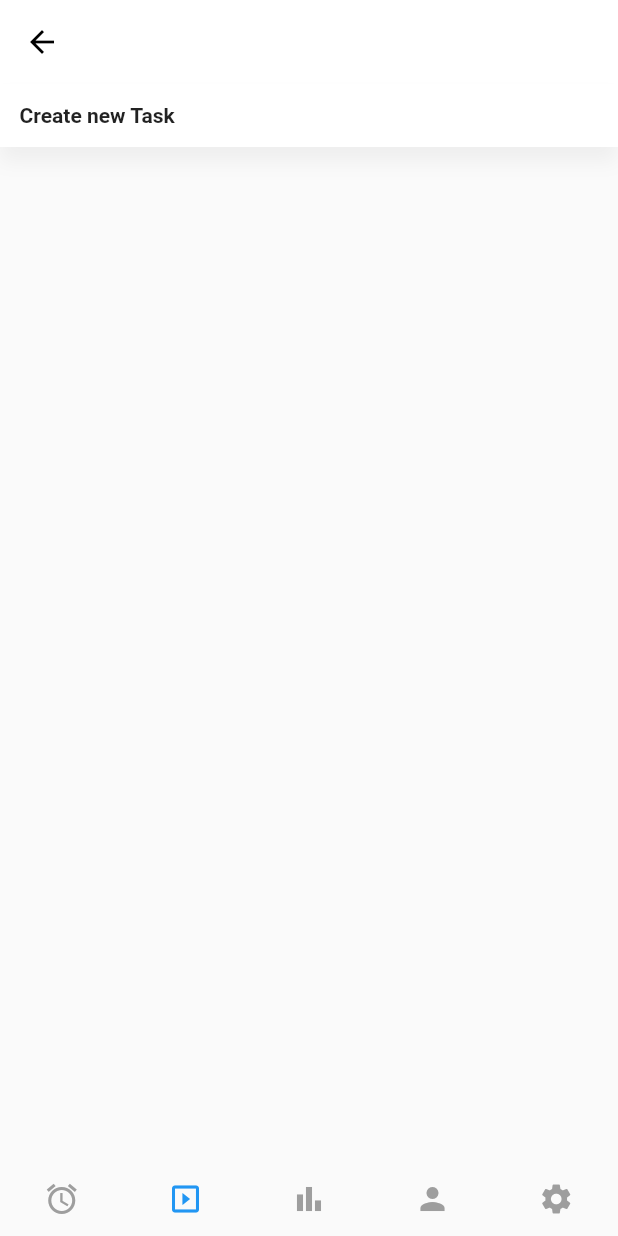
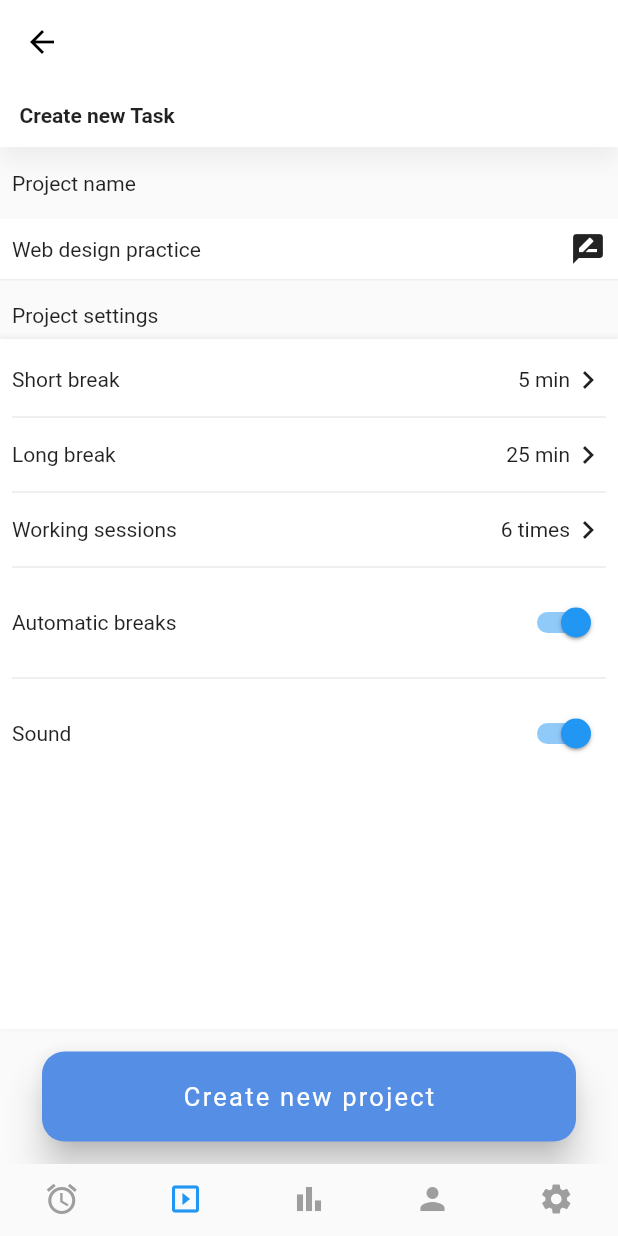
Before and after one commit to enaannan/PomoTimer, a Flutter app: the MainScreen screen opened directly, item 2 of the bottom bar chosen, on a phone screen of 412 x 824 dp. Run offline on Flutter 3.47's test engine with Material 2 defaults, Android fonts, the phone set to English and light mode, and no system bars; our stand-ins replace charts_flutter, google_fonts, introduction_screen, step_progress_indicator; Roboto replaces fonts that are missing (Ubuntu); project files that could hold a hidden picture were left out.

Commit message:
finished tasks screen

```diff
--- a/lib/Screens/HomePage.dart
+++ b/lib/Screens/HomePage.dart
@@ -1,7 +1,7 @@
 import 'package:flutter/material.dart';
 import 'LoginScreen.dart';
 import 'RegisterScreen.dart';
-import 'package:pomotimer/UIComponents/RegisterCard.dart';
+import 'package:pomotimer/UIComponents/BlueCard.dart';
 
 class HomePage extends StatelessWidget {
   @override
@@ -14,14 +14,14 @@ class HomePage extends StatelessWidget {
           Container(
               margin: EdgeInsets.symmetric(vertical: 25.0),
               child: Image(image: AssetImage("assets/images/Pomotimer.png"))),
-          RegisterCard(
+          BlueCard(
             textName: "Register",
             nextScreen: RegisterScreen(),
           ),
           SizedBox(
             height: 15.0,
           ),
-          RegisterCard(
+          BlueCard(
             textName: "Login",
             nextScreen: LoginScreen(),
           )
--- a/lib/Screens/NewTaskScreen.dart
+++ b/lib/Screens/NewTaskScreen.dart
@@ -1,6 +1,6 @@
 import 'package:flutter/material.dart';
 import 'package:google_fonts/google_fonts.dart';
-
+import 'package:pomotimer/UIComponents/BlueCard.dart';
 
 class NewTaskScreen extends StatelessWidget {
   const NewTaskScreen({
@@ -16,27 +16,191 @@ class NewTaskScreen extends StatelessWidget {
           Padding(
             padding: const EdgeInsets.only(bottom: 8.0),
             child: Container(
-
               width: double.infinity,
-                decoration: BoxDecoration(
-                  color: Colors.white,
-                  boxShadow: <BoxShadow>[
-
+              decoration:
+                  BoxDecoration(color: Colors.white, boxShadow: <BoxShadow>[
                 BoxShadow(
-                    color: Colors.grey[200]
-                    ,spreadRadius: 0.01,
-                    blurRadius: 10
-                    ,offset: Offset(0, 10))
+                    color: Colors.grey[200],
+                    spreadRadius: 0.01,
+                    blurRadius: 10,
+                    offset: Offset(0, 10))
               ]),
               child: Padding(
                 padding: const EdgeInsets.all(13.0),
                 child: Text("Create new Task",
                     //TODO:fix all font families used in the app to load locally
                     style: GoogleFonts.ubuntu(fontWeight: FontWeight.bold)),
-                )),
+              ),
+            ),
+          ),
+          Container(
+            width: double.infinity,
+            child: Padding(
+              padding: const EdgeInsets.all(8.0),
+              child: Text("Project name"),
+            ),
+          ),
+          Padding(
+            padding: const EdgeInsets.symmetric(vertical: 8.0),
+            child: Container(
+              decoration: BoxDecoration(
+                color: Colors.white,
+                boxShadow: <BoxShadow>[
+                  BoxShadow(color: Colors.grey[200], offset: Offset(0, 1))
+                ],
+              ),
+              child: Container(
+                margin: EdgeInsets.symmetric(vertical: 8, horizontal: 8),
+                child: Row(
+                  mainAxisAlignment: MainAxisAlignment.spaceBetween,
+                  children: [
+                    Text("Web design practice"),
+                    Icon(Icons.rate_review)
+                  ],
+                ),
+              ),
+            ),
+          ),
+          Container(
+            width: double.infinity,
+            child: Padding(
+              padding: const EdgeInsets.all(8.0),
+              child: Text("Project settings"),
+            ),
+          ),
+          Expanded(
+            child: SettingsCard(
+              child: ListView(
+                children: [
+                  ListTile(
+                    children: [
+                      Text("Short break"),
+                      Row(
+                        children: [
+                          Text("5 min"),
+                          Icon(Icons.keyboard_arrow_right)
+                        ],
+                      ),
+                    ],
+                  ),
+                  Divider(),
+                  ListTile(
+                    children: [
+                      Text("Long break"),
+                      Row(
+                        children: [
+                          Text("25 min"),
+                          Icon(Icons.keyboard_arrow_right)
+                        ],
                       )
+                    ],
+                  ),
+                  Divider(),
+                  ListTile(
+                    children: [
+                      Text("Working sessions"),
+                      Row(
+                        children: [
+                          Text("6 times"),
+                          Icon(Icons.keyboard_arrow_right)
+                        ],
+                      )
+                    ],
+                  ),
+                  Divider(),
+                  ListTile(
+                    children: [
+                      Text("Automatic breaks"),
+                      Switch(
+                        value: true,
+                        onChanged: (bool value) {
+                          print('toggled!!!!');
+                        },
+                      )
+                    ],
+                  ),
+                  Divider(),
+                  ListTile(
+                    children: [
+                      Text("Sound"),
+                      Switch(
+                          value: true,
+                          onChanged: (bool value) {
+                            print('toggled!!!!');
+                          }),
+                    ],
+                  )
+                ],
+              ),
+            ),
+          ),
+          Container(
+            width: double.infinity,
+            child: Padding(
+              padding:
+                  const EdgeInsets.symmetric(horizontal: 8.0, vertical: 15),
+              child: BlueCard(
+                textName: "Create new project",
+                action: () {
+                  print("Project created");
+                  Scaffold.of(context).showSnackBar(
+                    SnackBar(
+                      duration: Duration(milliseconds: 500),
+                      content: Text("Project created"),
+                    ),
+                  );
+                },
+              ),
+            ),
+          ),
         ],
       ),
     );
   }
 }
+
+class ListTile extends StatelessWidget {
+  const ListTile({
+    Key key,
+    @required this.children,
+  }) : super(key: key);
+
+  final List<Widget> children;
+  @override
+  Widget build(BuildContext context) {
+    return Container(
+        margin: EdgeInsets.symmetric(vertical: 5),
+        child: Row(
+          mainAxisAlignment: MainAxisAlignment.spaceBetween,
+          children: children,
+        ));
+  }
+}
+
+class SettingsCard extends StatelessWidget {
+  const SettingsCard({
+    Key key,
+    this.child,
+  }) : super(key: key);
+
+  final Widget child;
+  @override
+  Widget build(BuildContext context) {
+    return Container(
+      width: double.infinity,
+      decoration: BoxDecoration(
+        color: Colors.white,
+        boxShadow: <BoxShadow>[
+          BoxShadow(
+              color: Colors.grey[200],
+              spreadRadius: 1,
+              blurRadius: 2,
+              offset: Offset(0, -1))
+        ],
+      ),
+      child: Padding(
+          padding: const EdgeInsets.symmetric(vertical: 10.0, horizontal: 8.0),
+          child: child),
+    );
+  }
+}
--- a/lib/Screens/OnBoardingPage.dart
+++ b/lib/Screens/OnBoardingPage.dart
@@ -3,7 +3,7 @@ import 'package:flutter/material.dart';
 import 'package:introduction_screen/introduction_screen.dart';
 import 'package:pomotimer/Screens/MainScreen.dart';
 import 'package:pomotimer/Screens/RegisterScreen.dart';
-import 'package:pomotimer/UIComponents/RegisterCard.dart';
+import 'package:pomotimer/UIComponents/BlueCard.dart';
 import 'package:google_fonts/google_fonts.dart';
 
 class OnBoardingPage extends StatefulWidget {
@@ -92,7 +92,25 @@ class _OnBoardingPageState extends State<OnBoardingPage> {
                     ),
                   ),
                 ),
-                RegisterCard(textName: "Login", nextScreen: MainScreen()),
+                BlueCard(textName: "Login",action:
+
+
+                 () => Navigator.push(
+          context,
+          PageRouteBuilder(
+            pageBuilder: (context, animation, secondaryAnimation) {
+              // return here(animation);fix from here
+              return MainScreen();
+            },
+            transitionDuration: Duration(seconds: 1),
+          ))
+
+
+
+
+
+
+                ),
                 Padding(
                   padding: const EdgeInsets.all(15.0),
                   child: RichText(
--- /dev/null
+++ b/lib/UIComponents/BlueCard.dart
@@ -0,0 +1,64 @@
+import 'package:flutter/material.dart';
+
+class BlueCard extends StatelessWidget {
+  BlueCard({@required this.textName, @required this.action});
+
+  final String textName;
+  // final Widget nextScreen;
+  final Function action;
+  @override
+  Widget build(BuildContext context) {
+    return InkWell(
+      onTap:action,
+      child: Card(
+        elevation: 10.0,
+        shape:
+            RoundedRectangleBorder(borderRadius: BorderRadius.circular(15.0)),
+        margin: EdgeInsets.symmetric(horizontal: 20.0),
+        child: Center(
+          child: Container(
+            padding: EdgeInsets.symmetric(vertical: 20.0, horizontal: 10.0),
+            height: 60.0,
+
+            child:
+             Text(
+              textName,
+              style: TextStyle(
+                  color: Colors.white, fontSize: 17.0, letterSpacing: 1.5),
+            ),
+          ),
+        ),
+        color: Color(0xff548ee5),
+      ),
+    );
+  }
+
+  // AnimatedBuilder here(Animation<double> animation) {
+  //   return AnimatedBuilder(
+  //       animation: animation,
+  //       builder: (context, child) {
+  //         return SlideTransition(
+  //           position: Tween<Offset>(begin: Offset(1, 0), end: Offset(0, 0))
+  //               .animate(animation),
+  //         );
+  //       },
+  //       child: nextScreen);
+  // }
+}
+
+
+
+
+
+
+//TODO: Next couple of code is cut out from here so push funtion is broken,
+
+//  () => Navigator.push(
+//           context,
+//           PageRouteBuilder(
+//             pageBuilder: (context, animation, secondaryAnimation) {
+//               // return here(animation);fix from here
+//               return nextScreen;
+//             },
+//             transitionDuration: Duration(seconds: 1),
+//           ))
--- a/lib/UIComponents/RegisterCard.dart
+++ /dev/null
@@ -1,53 +0,0 @@
-import 'package:flutter/material.dart';
-
-class RegisterCard extends StatelessWidget {
-  RegisterCard({@required this.textName, @required this.nextScreen});
-
-  final String textName;
-  final Widget nextScreen;
-  @override
-  Widget build(BuildContext context) {
-    return InkWell(
-      onTap: () => Navigator.push(
-          context,
-          PageRouteBuilder(
-            pageBuilder: (context, animation, secondaryAnimation) {
-              // return here(animation);fix from here
-              return nextScreen;
-            },
-            transitionDuration: Duration(seconds: 1),
-          )),
-      child: Card(
-        elevation: 10.0,
-        shape:
-            RoundedRectangleBorder(borderRadius: BorderRadius.circular(15.0)),
-        margin: EdgeInsets.symmetric(horizontal: 20.0),
-        child: Center(
-          child: Container(
-            padding: EdgeInsets.symmetric(vertical: 20.0, horizontal: 10.0),
-            height: 60.0,
-            width: 100.0,
-            child: Text(
-              textName,
-              style: TextStyle(
-                  color: Colors.white, fontSize: 17.0, letterSpacing: 1.5),
-            ),
-          ),
-        ),
-        color: Color(0xff548ee5),
-      ),
-    );
-  }
-
-  AnimatedBuilder here(Animation<double> animation) {
-    return AnimatedBuilder(
-        animation: animation,
-        builder: (context, child) {
-          return SlideTransition(
-            position: Tween<Offset>(begin: Offset(1, 0), end: Offset(0, 0))
-                .animate(animation),
-          );
-        },
-        child: nextScreen);
-  }
-}
```
Lines whose indentation alone changed are shown as unchanged.
